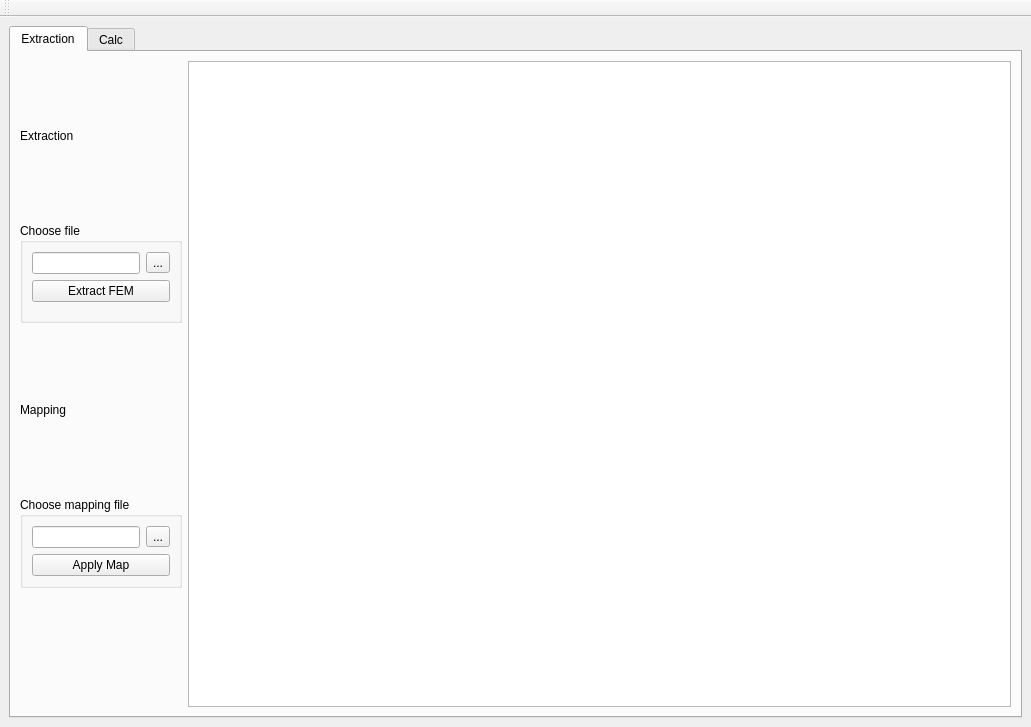
Old version of the form base_ui.ui in the repository zhivvv/dashboard.
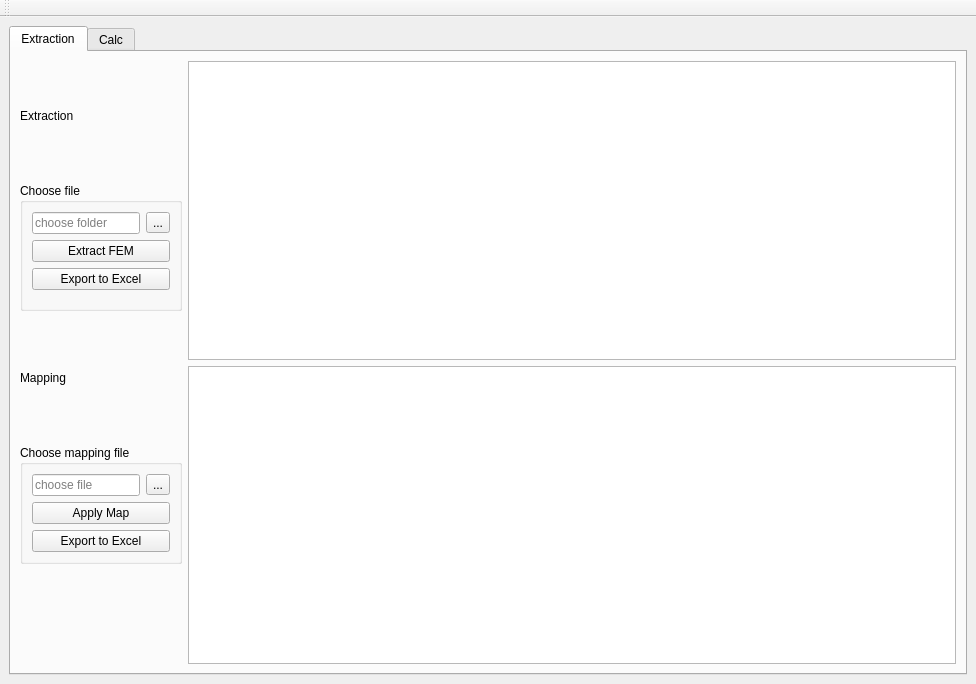
New version of the form.

Commit message: v3.2.6 - Add signals on buttons. Minor corrections in func module

Diff of the .ui file:
```diff
--- a/base_ui.ui
+++ b/base_ui.ui
@@ -9,8 +9,8 @@
    <rect>
     <x>0</x>
     <y>0</y>
-    <width>1031</width>
-    <height>727</height>
+    <width>976</width>
+    <height>684</height>
    </rect>
   </property>
   <property name="minimumSize">
@@ -67,6 +67,16 @@
              <string>Choose file</string>
             </property>
             <layout class="QFormLayout" name="formLayout">
+             <item row="1" column="0">
+              <widget class="QLineEdit" name="lineEdit_1">
+               <property name="readOnly">
+                <bool>true</bool>
+               </property>
+               <property name="placeholderText">
+                <string>choose folder</string>
+               </property>
+              </widget>
+             </item>
              <item row="1" column="1">
               <widget class="QToolButton" name="btn_tool_1">
                <property name="text">
@@ -93,16 +103,20 @@
                </property>
               </widget>
              </item>
-             <item row="4" column="0">
+             <item row="4" column="0" colspan="2">
+              <widget class="QPushButton" name="btn_save_extraction">
+               <property name="text">
+                <string>Export to Excel</string>
+               </property>
+              </widget>
+             </item>
+             <item row="5" column="0">
               <widget class="Line" name="line">
                <property name="orientation">
                 <enum>Qt::Horizontal</enum>
                </property>
               </widget>
              </item>
-             <item row="1" column="0">
-              <widget class="QLineEdit" name="lineEdit_1"/>
-             </item>
             </layout>
            </widget>
           </item>
@@ -142,6 +156,15 @@
                <property name="readOnly">
                 <bool>true</bool>
                </property>
+               <property name="placeholderText">
+                <string>choose file</string>
+               </property>
+               <property name="cursorMoveStyle">
+                <enum>Qt::LogicalMoveStyle</enum>
+               </property>
+               <property name="clearButtonEnabled">
+                <bool>true</bool>
+               </property>
               </widget>
              </item>
              <item row="1" column="1">
@@ -170,6 +193,13 @@
                </property>
               </widget>
              </item>
+             <item row="3" column="0" colspan="2">
+              <widget class="QPushButton" name="btn_save_mapping">
+               <property name="text">
+                <string>Export to Excel</string>
+               </property>
+              </widget>
+             </item>
             </layout>
            </widget>
           </item>
@@ -192,7 +222,14 @@
          </layout>
         </item>
         <item>
-         <widget class="QTableView" name="table_1"/>
+         <layout class="QVBoxLayout" name="verticalLayout_3">
+          <item>
+           <widget class="QTableView" name="table_1"/>
+          </item>
+          <item>
+           <widget class="QTableWidget" name="tableWidget"/>
+          </item>
+         </layout>
         </item>
        </layout>
       </widget>
```
The commit also changes 3 other files.
